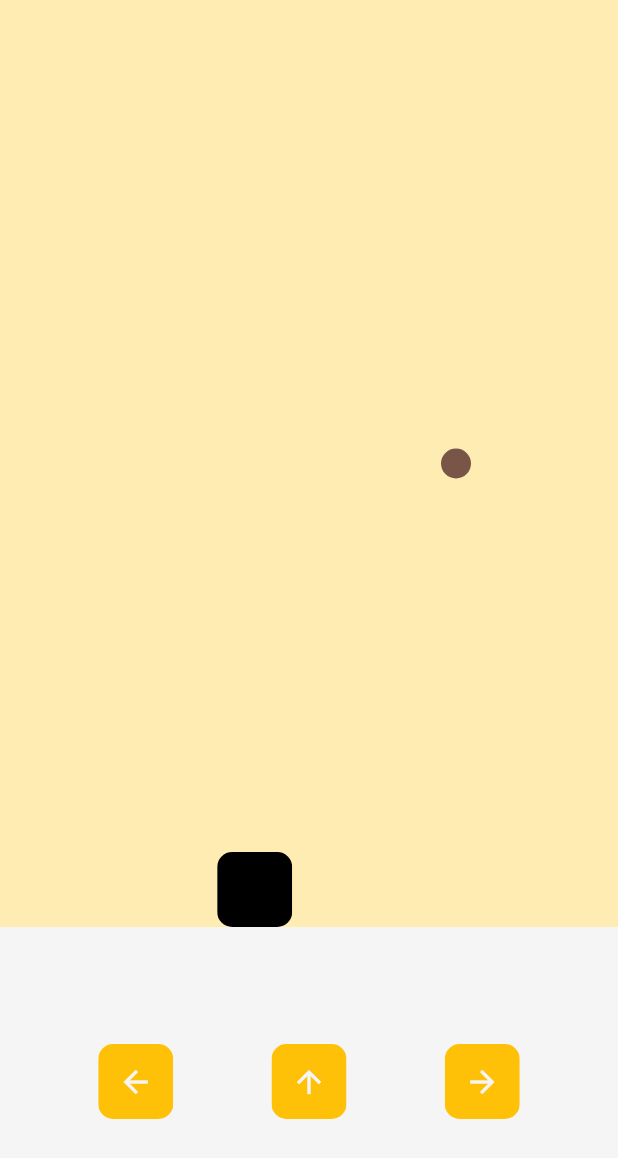
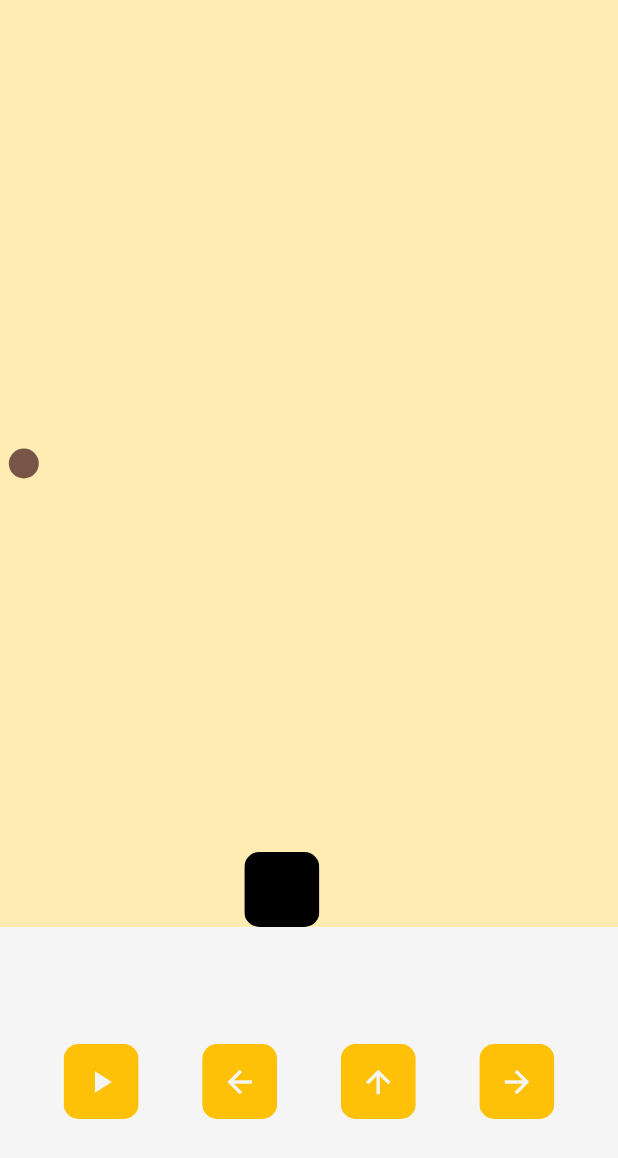
Before and after one commit to kwakyebrilliant/bubbleapp, a Flutter app: the screen it shows after launch, after a tap on the "arrow back" icon, on a phone screen of 412 x 824 dp. Shown: the top 1158 px of the screen. Run offline on Flutter 3.47's test engine with Material 3 defaults, Android fonts, the phone set to English and light mode, and no system bars.

Commit message:
home updates

```diff
--- a/lib/homepage.dart
+++ b/lib/homepage.dart
@@ -29,6 +29,15 @@
   //ball variables
   double ballX = 0.5;
   double ballY = 0;
+
+  //start game
+  void startGame() {
+    Timer.periodic(const Duration(milliseconds: 50), (timer) {
+      setState(() {
+        ballX -= 0.03;
+      });
+    });
+  }
 
   //move player left
   void moveLeft() {
@@ -134,6 +143,10 @@
                 mainAxisAlignment: MainAxisAlignment.spaceEvenly,
                 children: [
                   MyButton(
+                    icon: Icons.play_arrow,
+                    function: startGame,
+                  ),
+                  MyButton(
                     icon: Icons.arrow_back,
                     function: moveLeft,
                   ),
```
